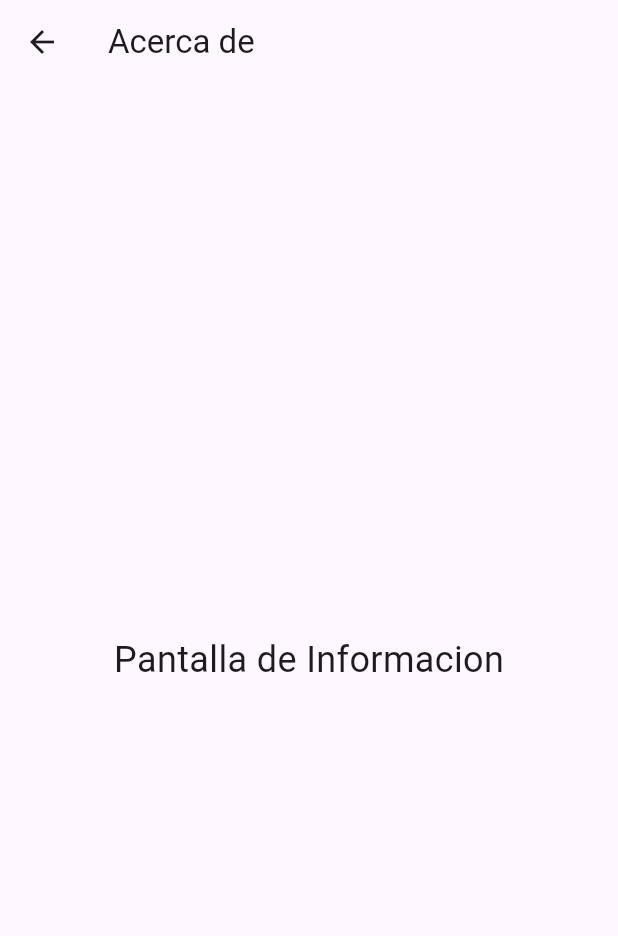
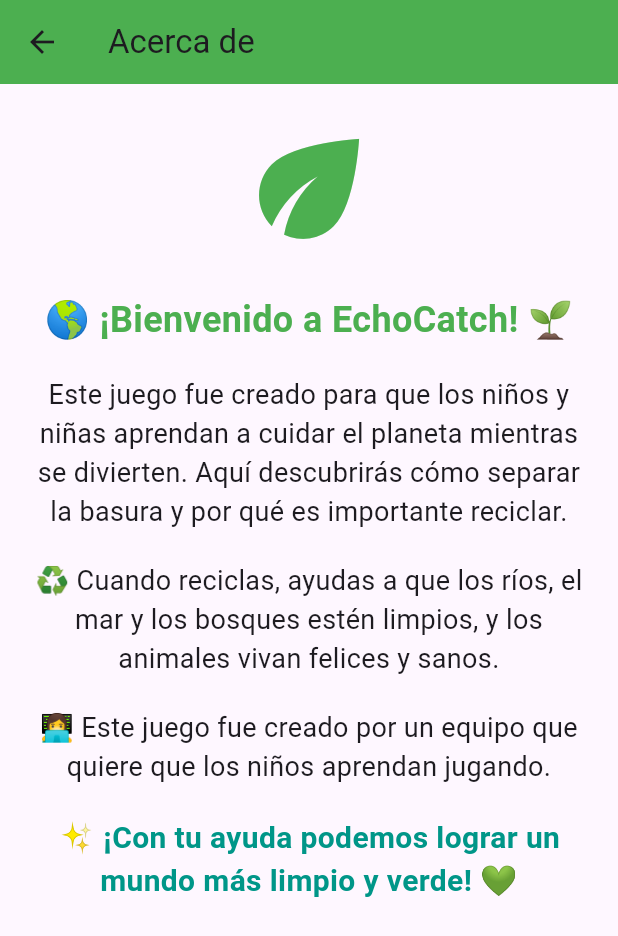
Before and after one commit to Gennalop/LP-Videogame, a Flutter app: the AcercadePage screen opened directly, on a phone screen of 412 x 824 dp. Shown: the top 936 px of the screen. Run offline on Flutter 3.47's test engine with Material 3 defaults, Android fonts, the light colour scheme and no system bars.

Commit message:
GUI for acercade_page, menu_page, estadisticas_page

```diff
--- a/frontend/lib/screens/pages/acercade_page.dart
+++ b/frontend/lib/screens/pages/acercade_page.dart
@@ -2,15 +2,66 @@
 
 class AcercadePage extends StatelessWidget {
   const AcercadePage({super.key});
-
-  @override
+@override
   Widget build(BuildContext context) {
     return Scaffold(
-      appBar: AppBar(title: const Text("Acerca de")),
-      body: const Center(
-        child: Text(
-          "Pantalla de Informacion",
-          style: TextStyle(fontSize: 24),
+      appBar: AppBar(
+        title: const Text("Acerca de"),
+        backgroundColor: Colors.green,
+      ),
+      body: Padding(
+        padding: const EdgeInsets.all(20.0),
+        child: SingleChildScrollView(
+          child: Column(
+            crossAxisAlignment: CrossAxisAlignment.center,
+            children: [
+              const Icon(
+                Icons.eco,
+                size: 100,
+                color: Colors.green,
+              ),
+              const SizedBox(height: 20),
+              const Text(
+                "🌎 ¡Bienvenido a EchoCatch! 🌱",
+                textAlign: TextAlign.center,
+                style: TextStyle(
+                  fontSize: 24,
+                  fontWeight: FontWeight.bold,
+                  color: Colors.green,
+                ),
+              ),
+              const SizedBox(height: 20),
+              const Text(
+                "Este juego fue creado para que los niños y niñas aprendan a cuidar el planeta mientras se divierten. "
+                "Aquí descubrirás cómo separar la basura y por qué es importante reciclar.",
+                textAlign: TextAlign.center,
+                style: TextStyle(fontSize: 18),
+              ),
+              const SizedBox(height: 20),
+              const Text(
+                "♻️ Cuando reciclas, ayudas a que los ríos, el mar y los bosques estén limpios, "
+                "y los animales vivan felices y sanos.",
+                textAlign: TextAlign.center,
+                style: TextStyle(fontSize: 18),
+              ),
+              const SizedBox(height: 20),
+              const Text(
+                "👩‍💻 Este juego fue creado por un equipo que quiere que los niños aprendan jugando.",
+                textAlign: TextAlign.center,
+                style: TextStyle(fontSize: 18),
+              ),
+              const SizedBox(height: 20),
+              const Text(
+                "✨ ¡Con tu ayuda podemos lograr un mundo más limpio y verde! 💚",
+                textAlign: TextAlign.center,
+                style: TextStyle(
+                  fontSize: 20,
+                  fontWeight: FontWeight.bold,
+                  color: Colors.teal,
+                ),
+              ),
+            ],
+          ),
         ),
       ),
     );
--- a/frontend/lib/screens/splash_screen.dart
+++ b/frontend/lib/screens/splash_screen.dart
@@ -26,7 +26,7 @@
       backgroundColor: Colors.black,
       body: Center(
         child: Text(
-          "Mi Juego",
+          "EchoCatch",
           style: TextStyle(
             color: Colors.white,
             fontSize: 32,
```
Also changed, not shown: frontend/lib/screens/main_menu.dart (+112 -11 lines), frontend/lib/screens/pages/estadisticas_page.dart (added, +139 -0 lines), frontend/lib/widgets/menu_button.dart (+23 -6 lines), frontend/assets/images/logo.png (added).
